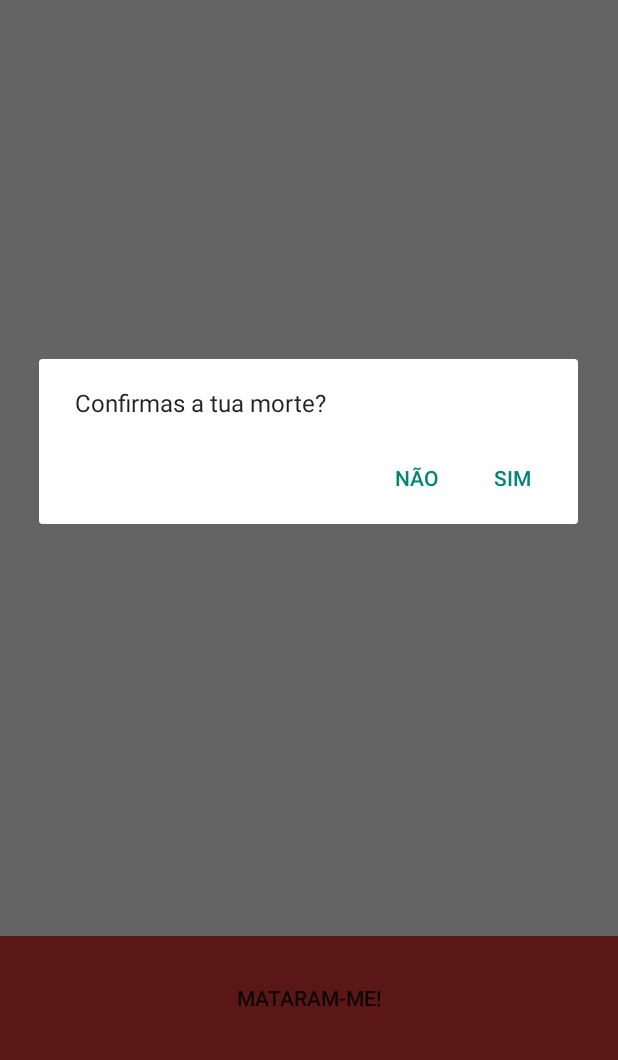
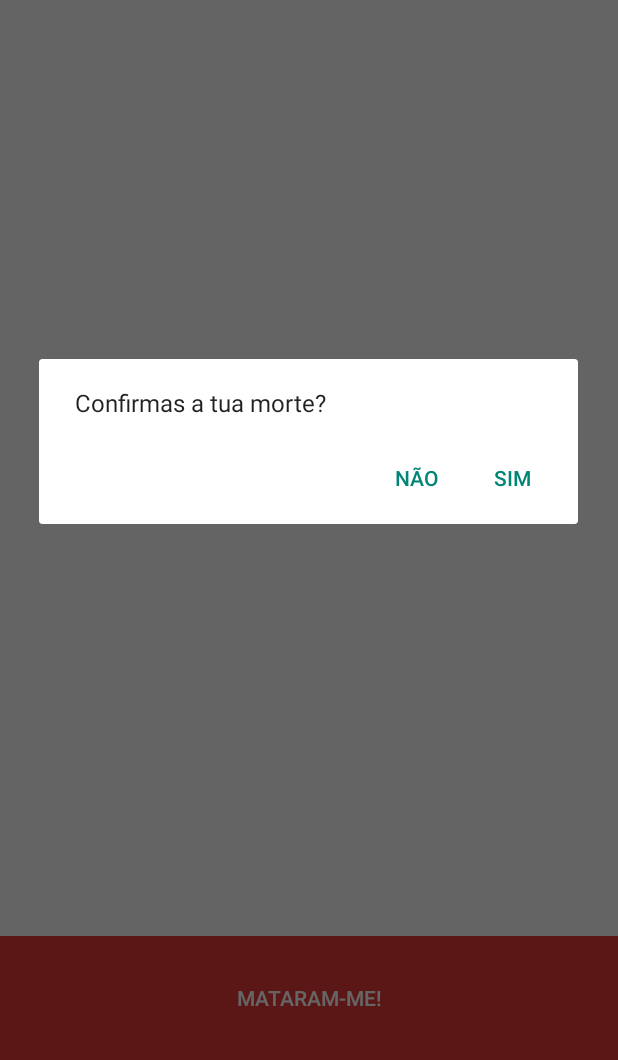
Before and after one commit to FabioTomaz/VitalPaint, an Android app: the GameMapActivity screen opened directly, with no data from a screen before it, after a tap on "MATARAM-ME!", on a phone screen of 412 x 824 dp, the part 176-1236 px from its top. Run offline under Robolectric (Android 15) with nearby library versions, the phone set to English and light mode, and no system bars; our stand-ins replace Firebase (no records; nobody signed in at launch, a user with empty details on screens opened directly); 1 statement that could not run was skipped.

Commit message:
aleraçoes e correçoes de bugs

```diff
--- a/app/src/main/java/com/icm/projeto/vitalpaint/GameMapActivity.java
+++ b/app/src/main/java/com/icm/projeto/vitalpaint/GameMapActivity.java
@@ -72,6 +72,7 @@ public class GameMapActivity extends FragmentActivity implements OnMapReadyCallb
     LocationRequest mLocationRequest;
     private boolean redTeamLost = false; //true se todos os elementos da equipa estiverem mortos
     private boolean blueTeamLost = false;
+    private Button btnGotKilled;
 
     @Override
     protected void onCreate(Bundle savedInstanceState) {
@@ -94,21 +95,12 @@ public class GameMapActivity extends FragmentActivity implements OnMapReadyCallb
         startDate = getIntent().getStringExtra("startDate");
         zone = getIntent().getStringExtra("zone");
         userEmail = FirebaseAuth.getInstance().getCurrentUser().getEmail();
+        btnGotKilled = (Button) findViewById(R.id.got_killed);
+        Log.i("myTeam", myTeam+"");
         if (myTeam.equals("Equipa Azul"))
             enemyTeam = "Equipa Vermelha";
         else
             enemyTeam = "Equipa Azul";
-        dbRef = FirebaseDatabase.getInstance().getReference("Games").child(gameName);
-        Button btnGotKilled = (Button) findViewById(R.id.got_killed);
-
-        btnGotKilled.setOnClickListener(new View.OnClickListener() {
-            @Override
-            public void onClick(View v) {
-                //o jogador foi atingido, registar na firebase database
-                FirebaseDatabase.getInstance().getReference().child("Games").child(gameName).child(myTeam)
-                        .child(UserDataManager.encodeUserEmail(userEmail)).child("state").setValue(LobbyTeamActivity.PLAYERSTATE.DEAD);
-            }
-        });
 
         final DialogInterface.OnClickListener dialogClickListener = new DialogInterface.OnClickListener() {
             @Override
@@ -128,8 +120,14 @@ public class GameMapActivity extends FragmentActivity implements OnMapReadyCallb
         btnGotKilled.setOnClickListener(new View.OnClickListener() {
             @Override
             public void onClick(View v) {
-                builder.setMessage("Confirmas a tua morte?").setPositiveButton("Sim", dialogClickListener)
-                        .setNegativeButton("Não", dialogClickListener).show();
+                builder.setMessage("Confirmas a tua morte?").setPositiveButton("Sim", new DialogInterface.OnClickListener(){
+                    @Override
+                    public void onClick(DialogInterface dialog, int which) {
+                        FirebaseDatabase.getInstance().getReference().child("Games").child(gameName).child(myTeam)
+                                .child(UserDataManager.encodeUserEmail(userEmail)).child("state")
+                                .setValue(LobbyTeamActivity.PLAYERSTATE.DEAD);
+                    }
+                }).setNegativeButton("Não", dialogClickListener).show();
             }
         });
 
--- a/app/src/main/res/layout/activity_game_map.xml
+++ b/app/src/main/res/layout/activity_game_map.xml
@@ -69,6 +69,7 @@
                 android:layout_width="match_parent"
                 android:layout_height="match_parent"
                 android:background="@color/navigationBarColor"
+                android:textColor="@color/white"
                 android:theme="@style/Widget.AppCompat.Button.Borderless.Colored"
                 android:text="@string/text_im_hit"/>
     </LinearLayout>
--- a/app/src/main/res/layout/lobby_list_view.xml
+++ b/app/src/main/res/layout/lobby_list_view.xml
@@ -28,6 +28,7 @@
                 android:layout_width="wrap_content"
                 android:layout_height="wrap_content"
                 android:layout_gravity="left"
+                android:textColor="@color/colorPrimaryDark"
                 android:layout_marginLeft="10dp"
                 android:textSize="17sp"
                 android:textStyle="bold" />
@@ -37,6 +38,7 @@
                 android:layout_width="wrap_content"
                 android:layout_height="wrap_content"
                 android:layout_gravity="left"
+                android:textColor="@color/colorPrimaryDark"
                 android:layout_marginLeft="10dp"
                 android:paddingTop="5dp"
                 android:textSize="13sp"
@@ -53,6 +55,7 @@
             <TextView
                 android:id="@+id/gameStart"
                 android:layout_width="wrap_content"
+                android:textColor="@color/colorPrimaryDark"
                 android:layout_height="wrap_content"
                 android:layout_gravity="right"
                 android:textSize="13sp" />
@@ -60,6 +63,7 @@
                 android:id="@+id/zone"
                 android:layout_width="wrap_content"
                 android:layout_height="wrap_content"
+                android:textColor="@color/colorPrimaryDark"
                 android:layout_gravity="right"
                 android:textSize="13sp" />
         </LinearLayout>
```
Also changed, not shown: app/src/main/java/com/icm/projeto/vitalpaint/CreateGameFragment.java (+20 -11 lines), app/src/main/java/com/icm/projeto/vitalpaint/LobbyListFragment.java (+1 -72 lines), 30 other files.
